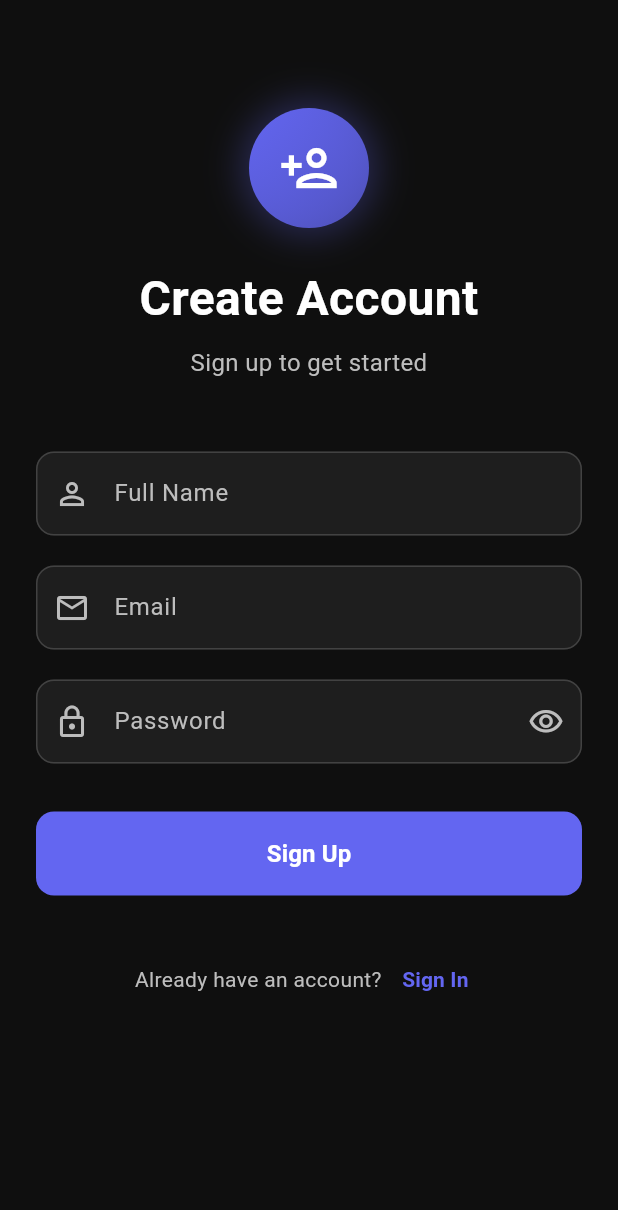
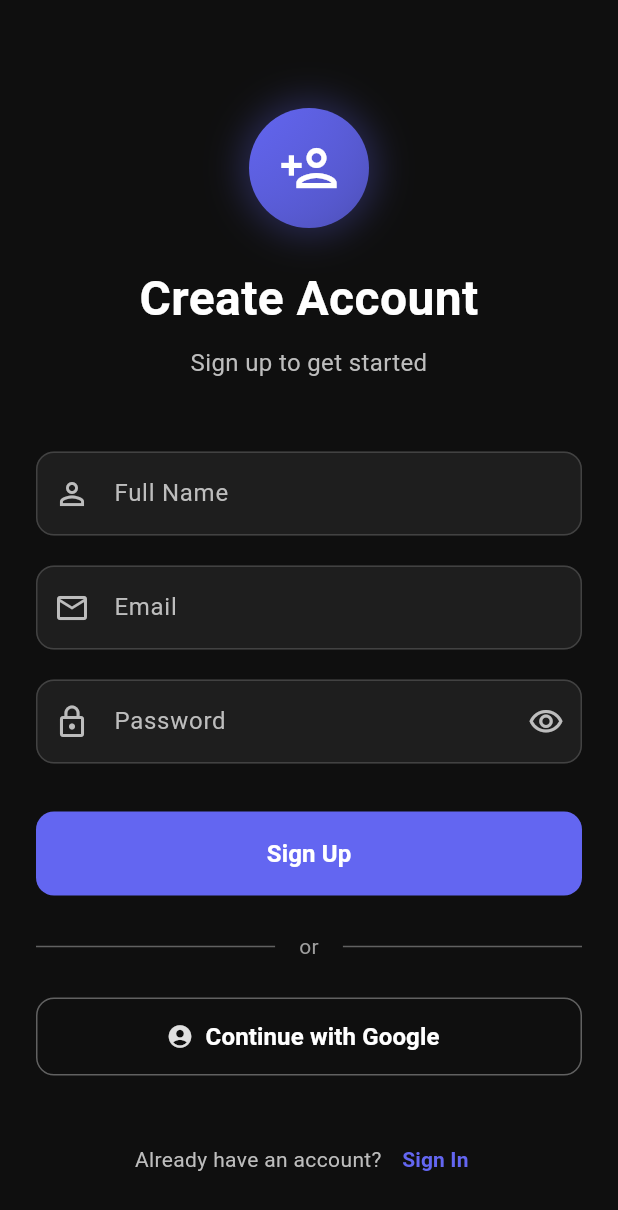
Before and after one commit to Mahendranmahik/junto, a Flutter app: the screen it shows after launch, after a tap on "Sign In", after a tap on "Sign Up", on a phone screen of 412 x 824 dp. Shown: the top 1210 px of the screen. Run offline on Flutter 3.47's test engine with Material 3 defaults, Android fonts, the light colour scheme and no system bars; our stand-ins replace cloud_firestore, dio, firebase_auth, firebase_core, firebase_crashlytics, firebase_messaging and 7 more; accounts and stored records are empty.

Commit message:
added google signup

```diff
--- a/lib/core/services/remote_config_service.dart
+++ b/lib/core/services/remote_config_service.dart
@@ -51,7 +51,6 @@ class RemoteConfigService {
       }
       final result = await _remoteConfig!.fetchAndActivate();
 
-      _printFetchedValues();
       return result;
     } catch (e) {
       return false;
@@ -66,7 +65,6 @@ class RemoteConfigService {
       await _remoteConfig!.fetch();
       final activated = await _remoteConfig!.activate();
 
-      _printFetchedValues();
       return activated;
     } catch (e) {
       return false;
@@ -119,21 +117,6 @@ class RemoteConfigService {
   }
 
   bool get isInitialized => _remoteConfig != null;
-
-  void _printFetchedValues() {
-    if (_remoteConfig == null) {
-      return;
-    }
-
-    final allValues = getAll();
-    if (allValues.isEmpty) {
-      return;
-    }
-
-    allValues.forEach((key, value) {
-      print('$key = $value');
-    });
-  }
 
   Future<void> checkAndShowUpdatePopup(BuildContext context) async {
     try {
@@ -204,8 +187,6 @@ class RemoteConfigService {
                 : Uri.parse('https://apps.apple.com/app/id$packageName');
         await launchUrl(webUrl, mode: LaunchMode.externalApplication);
       }
-    } catch (e) {
-      print("errorr qqqqqqqqqqqqqqqqqqqqqqqqqqqqq");
-    }
+    } catch (e) {}
   }
 }
--- a/lib/modules/auth/bindings/auth_binding.dart
+++ b/lib/modules/auth/bindings/auth_binding.dart
@@ -4,6 +4,7 @@ import 'package:junto/modules/auth/controllers/auth_controller.dart';
 class AuthBinding extends Bindings {
   @override
   void dependencies() {
-    Get.put(AuthController());
+    // Keeps auth listener alive so Google/email sign-in can navigate off login reliably.
+    Get.put(AuthController(), permanent: true);
   }
 }
--- a/lib/modules/auth/controllers/auth_controller.dart
+++ b/lib/modules/auth/controllers/auth_controller.dart
@@ -2,9 +2,16 @@ import 'dart:async';
 import 'package:firebase_messaging/firebase_messaging.dart';
 import 'package:get/get.dart';
 import 'package:firebase_auth/firebase_auth.dart';
+import 'package:flutter/services.dart';
+import 'package:google_sign_in/google_sign_in.dart';
+import 'package:junto/core/routes/app_routes.dart';
 import 'package:junto/modules/auth/services/auth_service.dart';
 import 'package:junto/modules/chat/services/push_notification_service.dart';
 import 'package:junto/di/locator.dart';
+
+final GoogleSignIn _googleSignIn = GoogleSignIn(
+  scopes: const <String>['email', 'profile'],
+);
 
 class AuthController extends GetxController {
   final AuthService authService = getIt<AuthService>();
@@ -13,10 +20,42 @@ class AuthController extends GetxController {
   var firebaseUser = Rxn<User>();
   var isLoading = false.obs;
 
+  StreamSubscription<User?>? _authStateSub;
+
   @override
   void onInit() {
     firebaseUser.value = authService.currentUser;
+    _authStateSub = FirebaseAuth.instance.authStateChanges().listen(
+      _onAuthStateChanged,
+    );
     super.onInit();
+  }
+
+  @override
+  void onClose() {
+    _authStateSub?.cancel();
+    super.onClose();
+  }
+
+  void _onAuthStateChanged(User? user) {
+    firebaseUser.value = user;
+    if (user == null) return;
+
+    final route = Get.currentRoute;
+    if (route == Routes.HOME ||
+        route == Routes.CHAT ||
+        route == Routes.SETTINGS) {
+      return;
+    }
+    if (route == Routes.SPLASH) {
+      return;
+    }
+
+    scheduleMicrotask(() {
+      if (FirebaseAuth.instance.currentUser == null) return;
+      if (Get.currentRoute == Routes.HOME) return;
+      Get.offAllNamed(Routes.HOME);
+    });
   }
 
   Future<void> _saveFcmToken() async {
@@ -44,7 +83,6 @@ class AuthController extends GetxController {
       await authService.register(email, pass, name);
       await _saveFcmToken();
       await _sendWelcomeNotification();
-      Get.offAllNamed("/home");
     } catch (e) {
       Get.snackbar("Error", e.toString());
     } finally {
@@ -58,7 +96,6 @@ class AuthController extends GetxController {
       firebaseUser.value = await authService.login(email, password);
       await _saveFcmToken();
       await _sendWelcomeNotification();
-      Get.offAllNamed("/home");
     } catch (e) {
       Get.snackbar("Login Error", e.toString());
     } finally {
@@ -66,7 +103,78 @@ class AuthController extends GetxController {
     }
   }
 
+  Future<void> signInWithGoogle() async {
+    try {
+      final GoogleSignInAccount? googleUser = await _googleSignIn.signIn();
+      if (googleUser == null) return;
+
+      final GoogleSignInAuthentication googleAuth =
+          await googleUser.authentication;
+
+      if (googleAuth.accessToken == null && googleAuth.idToken == null) {
+        Get.snackbar(
+          'Google Sign-In',
+          'No credentials from Google. Add your app SHA-1 in Firebase, enable Google sign-in, '
+              'and replace google-services.json so oauth clients are present.',
+          snackPosition: SnackPosition.BOTTOM,
+          duration: const Duration(seconds: 5),
+        );
+        return;
+      }
+
+      final credential = GoogleAuthProvider.credential(
+        accessToken: googleAuth.accessToken,
+        idToken: googleAuth.idToken,
+      );
+
+      final UserCredential cred = await FirebaseAuth.instance
+          .signInWithCredential(credential);
+
+      final User? user = cred.user;
+      if (user == null) {
+        Get.snackbar('Google Sign-In', 'No Firebase user after sign-in.');
+        return;
+      }
+
+      await authService.ensureUserDocumentForOAuthUser(user);
+
+      firebaseUser.value = user;
+      await _saveFcmToken();
+      await _sendWelcomeNotification();
+    } on FirebaseAuthException catch (e) {
+      Get.snackbar(
+        'Google Sign-In',
+        e.message ?? e.code,
+        snackPosition: SnackPosition.BOTTOM,
+      );
+    } on PlatformException catch (e) {
+      final msg = e.message ?? '';
+
+      Get.snackbar(
+        'Google Sign-In',
+        '${e.code}: $msg',
+        snackPosition: SnackPosition.BOTTOM,
+        duration: const Duration(seconds: 6),
+      );
+    } on FirebaseException catch (e) {
+      Get.snackbar(
+        'Google Sign-In',
+        '${e.code}: ${e.message}',
+        snackPosition: SnackPosition.BOTTOM,
+      );
+    } catch (e) {
+      Get.snackbar(
+        'Google Sign-In',
+        '${e.runtimeType}: $e',
+        snackPosition: SnackPosition.BOTTOM,
+      );
+    }
+  }
+
   Future<void> logout() async {
+    try {
+      await _googleSignIn.signOut();
+    } catch (_) {}
     await authService.logout();
     firebaseUser.value = null;
     Get.offAllNamed("/login");
--- a/lib/modules/auth/views/login_view.dart
+++ b/lib/modules/auth/views/login_view.dart
@@ -13,7 +13,7 @@ class LoginView extends StatelessWidget {
   final _formKey = GlobalKey<FormState>();
   final _obscurePassword = true.obs;
 
-  final authController = Get.put(AuthController());
+  late final AuthController authController = Get.find<AuthController>();
 
   @override
   Widget build(BuildContext context) {
@@ -252,6 +252,47 @@ class LoginView extends StatelessWidget {
                   ),
                 ),
 
+                const SizedBox(height: 24),
+
+                Row(
+                  children: [
+                    Expanded(child: Divider(color: Colors.grey[700])),
+                    Padding(
+                      padding: const EdgeInsets.symmetric(horizontal: 16),
+                      child: Text(
+                        'or',
+                        style: TextStyle(color: Colors.grey[500], fontSize: 14),
+                      ),
+                    ),
+                    Expanded(child: Divider(color: Colors.grey[700])),
+                  ],
+                ),
+
+                const SizedBox(height: 24),
+
+                SizedBox(
+                  height: 52,
+                  width: double.infinity,
+                  child: OutlinedButton.icon(
+                    onPressed: () => authController.signInWithGoogle(),
+                    style: OutlinedButton.styleFrom(
+                      foregroundColor: Colors.white,
+                      side: BorderSide(color: Colors.grey[700]!),
+                      shape: RoundedRectangleBorder(
+                        borderRadius: BorderRadius.circular(12),
+                      ),
+                    ),
+                    icon: Icon(Icons.account_circle, color: Colors.grey[300]),
+                    label: const Text(
+                      'Continue with Google',
+                      style: TextStyle(
+                        fontSize: 16,
+                        fontWeight: FontWeight.w600,
+                      ),
+                    ),
+                  ),
+                ),
+
                 const SizedBox(height: 32),
 
                 // Register Link
--- a/lib/modules/auth/views/register_view.dart
+++ b/lib/modules/auth/views/register_view.dart
@@ -11,7 +11,7 @@ class RegisterView extends StatelessWidget {
   final _formKey = GlobalKey<FormState>();
   final _obscurePassword = true.obs;
 
-  final authController = Get.put(AuthController());
+  late final AuthController authController = Get.find<AuthController>();
 
   @override
   Widget build(BuildContext context) {
@@ -286,6 +286,47 @@ class RegisterView extends StatelessWidget {
                   ),
                 ),
 
+                const SizedBox(height: 24),
+
+                Row(
+                  children: [
+                    Expanded(child: Divider(color: Colors.grey[700])),
+                    Padding(
+                      padding: const EdgeInsets.symmetric(horizontal: 16),
+                      child: Text(
+                        'or',
+                        style: TextStyle(color: Colors.grey[500], fontSize: 14),
+                      ),
+                    ),
+                    Expanded(child: Divider(color: Colors.grey[700])),
+                  ],
+                ),
+
+                const SizedBox(height: 24),
+
+                SizedBox(
+                  height: 52,
+                  width: double.infinity,
+                  child: OutlinedButton.icon(
+                    onPressed: () => authController.signInWithGoogle(),
+                    style: OutlinedButton.styleFrom(
+                      foregroundColor: Colors.white,
+                      side: BorderSide(color: Colors.grey[700]!),
+                      shape: RoundedRectangleBorder(
+                        borderRadius: BorderRadius.circular(12),
+                      ),
+                    ),
+                    icon: Icon(Icons.account_circle, color: Colors.grey[300]),
+                    label: const Text(
+                      'Continue with Google',
+                      style: TextStyle(
+                        fontSize: 16,
+                        fontWeight: FontWeight.w600,
+                      ),
+                    ),
+                  ),
+                ),
+
                 const SizedBox(height: 32),
 
                 // Login Link
--- a/lib/modules/chat/controllers/chat_controller.dart
+++ b/lib/modules/chat/controllers/chat_controller.dart
@@ -109,7 +109,6 @@ class ChatController extends GetxController {
       await _chatService.markMessagesAsRead(otherUserId!);
     } catch (e) {
       // Silent fail - not critical if marking as read fails
-      print('Failed to mark messages as read: $e');
     }
   }
 
--- a/pubspec.yaml
+++ b/pubspec.yaml
@@ -32,6 +32,7 @@ dependencies:
     sdk: flutter
   firebase_core: ^3.4.0
   firebase_auth: ^5.7.0
+  google_sign_in: ^6.0.0
   firebase_messaging: ^15.2.10
   firebase_crashlytics: ^4.1.0
   firebase_remote_config: ^5.5.0
```
Also changed, not shown: lib/modules/auth/services/auth_service.dart (+22 -0 lines), pubspec.lock, 4 other files.
